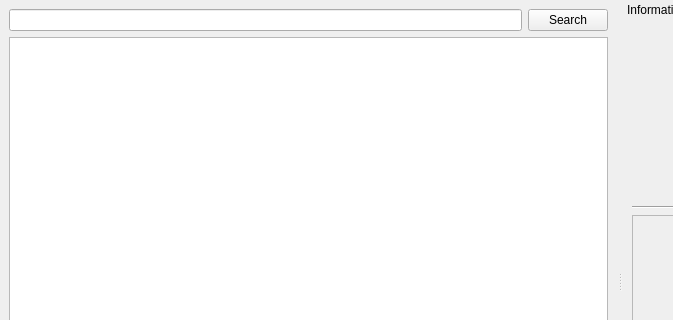
Above: ui/danbooru.ui from codestation/danbooru-daemon before the change; both pictures show x 0 to 673 and y 0 to 320 of the 799 by 562 pixel window. Below: the same form after it.
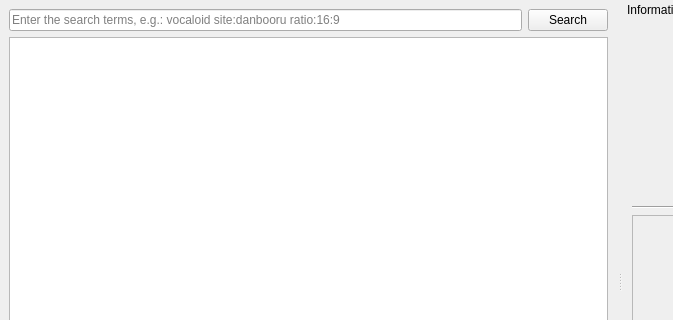
That is the form after the change.

Diff of the .ui file:
```diff
--- a/ui/danbooru.ui
+++ b/ui/danbooru.ui
@@ -20,7 +20,11 @@
       <item>
        <layout class="QHBoxLayout" name="horizontalLayout">
         <item>
-         <widget class="QLineEdit" name="queryBox"/>
+         <widget class="QLineEdit" name="queryBox">
+          <property name="placeholderText">
+           <string>Enter the search terms, e.g.: vocaloid site:danbooru ratio:16:9</string>
+          </property>
+         </widget>
         </item>
         <item>
          <widget class="QPushButton" name="searchButton">
```
